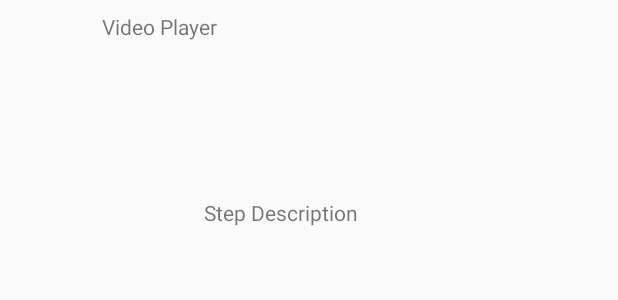
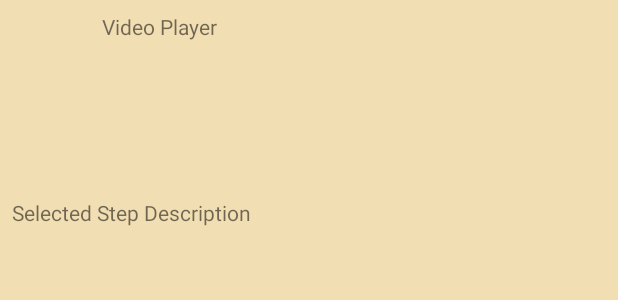
Before and after one commit to chipk215/Bake, an Android app: the layout fragment_steps.xml on its own in the app's theme, with its tools: preview values and no code run, on a phone screen of 412 x 824 dp. Shown: the top 300 px of the screen. Run offline under Robolectric (Android 15) with nearby library versions, the phone set to English and light mode, and no system bars.

Commit message:
Begin working on useable steps activity

```diff
--- a/app/src/main/java/com/keyeswest/bake/fragments/IngredientListFragment.java
+++ b/app/src/main/java/com/keyeswest/bake/fragments/IngredientListFragment.java
@@ -1,7 +1,6 @@
 package com.keyeswest.bake.fragments;
 
 
-import android.content.Intent;
 import android.content.SharedPreferences;
 import android.os.Bundle;
 
@@ -15,10 +14,10 @@ import android.support.v7.widget.RecyclerView;
 import android.view.LayoutInflater;
 import android.view.View;
 import android.view.ViewGroup;
-import android.widget.Button;
+
 
 import com.keyeswest.bake.R;
-import com.keyeswest.bake.StepsActivity;
+
 import com.keyeswest.bake.adapters.IngredientAdapter;
 import com.keyeswest.bake.models.Ingredient;
 import com.keyeswest.bake.tasks.ReadCheckboxStates;
--- a/app/src/main/java/com/keyeswest/bake/fragments/RecipeDetailFragment.java
+++ b/app/src/main/java/com/keyeswest/bake/fragments/RecipeDetailFragment.java
@@ -1,6 +1,7 @@
 package com.keyeswest.bake.fragments;
 
 
+import android.content.Intent;
 import android.databinding.DataBindingUtil;
 import android.os.Bundle;
 import android.support.v4.app.Fragment;
@@ -11,6 +12,7 @@ import android.widget.Button;
 
 import com.keyeswest.bake.R;
 
+import com.keyeswest.bake.StepsActivity;
 import com.keyeswest.bake.databinding.FragmentRecipeDetailBinding;
 import com.keyeswest.bake.models.Recipe;
 import com.keyeswest.bake.models.RecipeViewModel;
@@ -65,7 +67,9 @@ public class RecipeDetailFragment extends Fragment {
             @Override
             public void onClick(View v) {
                 // start the make it activity
-                // Intent intent = StepsActivity.newIntent(getContext(), mR)
+                Intent intent = StepsActivity.newIntent(getContext(),
+                        mRecipe.getSteps(), mRecipe.getSharedPreferencesStepsFileName());
+                startActivity(intent);
             }
         });
 
--- a/app/src/main/java/com/keyeswest/bake/models/Recipe.java
+++ b/app/src/main/java/com/keyeswest/bake/models/Recipe.java
@@ -152,6 +152,10 @@ public class Recipe implements Parcelable{
         return "R_Ingredient_" + Integer.toString(getId()) ;
     }
 
+    public String getSharedPreferencesStepsFileName(){
+        return "R_Step_" + Integer.toString(getId()) ;
+    }
+
 
     @Override
     public String toString()
--- a/app/src/main/res/layout/fragment_steps.xml
+++ b/app/src/main/res/layout/fragment_steps.xml
@@ -1,5 +1,5 @@
 <?xml version="1.0" encoding="utf-8"?>
-<layout
+<layout xmlns:app="http://schemas.android.com/apk/res-auto"
     xmlns:tools="http://schemas.android.com/tools"
     xmlns:android="http://schemas.android.com/apk/res/android">
 
@@ -8,10 +8,10 @@
     </data>
 
     <android.support.constraint.ConstraintLayout
-        xmlns:app="http://schemas.android.com/apk/res-auto"
 
         android:layout_width="match_parent"
-        android:layout_height="match_parent">
+        android:layout_height="match_parent"
+        android:background="@color/colorAccent">
 
         <TextView
             android:id="@+id/textView2"
@@ -20,7 +20,7 @@
             android:layout_marginEnd="8dp"
             android:layout_marginStart="8dp"
             android:layout_marginTop="8dp"
-            android:text = "@{step.getVideoURL()}"
+            android:text="@{step.getVideoURL()}"
             app:layout_constraintEnd_toEndOf="parent"
             app:layout_constraintStart_toStartOf="parent"
             app:layout_constraintTop_toTopOf="parent"
@@ -35,22 +35,27 @@
 
         <android.support.v7.widget.RecyclerView
             android:id="@+id/steps_recyclerView"
-            android:layout_width="120dp"
+            android:layout_width="0dp"
             android:layout_height="wrap_content"
+            android:layout_marginEnd="8dp"
             android:layout_marginStart="8dp"
+            android:layout_marginTop="8dp"
+            app:layout_constraintEnd_toEndOf="parent"
             app:layout_constraintStart_toStartOf="parent"
-            app:layout_constraintTop_toBottomOf="@id/guideline" />
+            app:layout_constraintTop_toBottomOf="@+id/step_description" />
 
         <TextView
             android:id="@+id/step_description"
-            android:layout_width="wrap_content"
+            android:layout_width="0dp"
             android:layout_height="wrap_content"
+            android:layout_marginEnd="8dp"
             android:layout_marginStart="8dp"
             android:layout_marginTop="8dp"
-            app:layout_constraintStart_toEndOf="@+id/steps_recyclerView"
+
+            app:layout_constraintEnd_toEndOf="parent"
+            app:layout_constraintStart_toStartOf="parent"
             app:layout_constraintTop_toTopOf="@+id/guideline"
-            android:text="@{step.description}"
-            tools:text="Step Description" />
+            tools:text="Selected Step Description" />
     </android.support.constraint.ConstraintLayout>
 
 </layout>
--- a/app/src/main/res/layout/step_item.xml
+++ b/app/src/main/res/layout/step_item.xml
@@ -17,7 +17,7 @@
         android:layout_marginTop="8dp"
         android:buttonTint="@color/colorPrimary"
         android:checked="@{step.getCheckedState()}"
-        android:text="@{step.getShortDescription()}"
+        android:text="@{step.getListLabel()}"
 
         tools:text="Step Name" />
 
```
Also changed, not shown: app/src/main/java/com/keyeswest/bake/fragments/StepsFragment.java (+13 -0 lines), app/src/main/java/com/keyeswest/bake/models/Step.java (+12 -0 lines), app/src/main/java/com/keyeswest/bake/models/StepViewModel.java (+10 -5 lines), app/src/main/java/com/keyeswest/bake/tasks/RecipeJsonDeserializer.java (+10 -0 lines).
